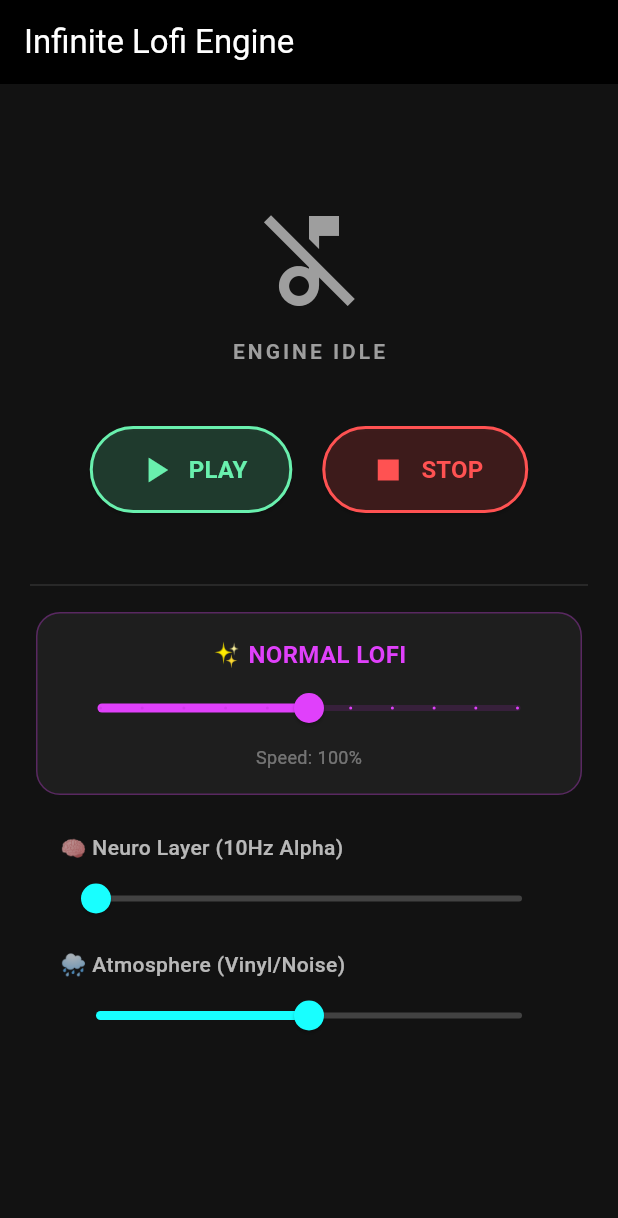
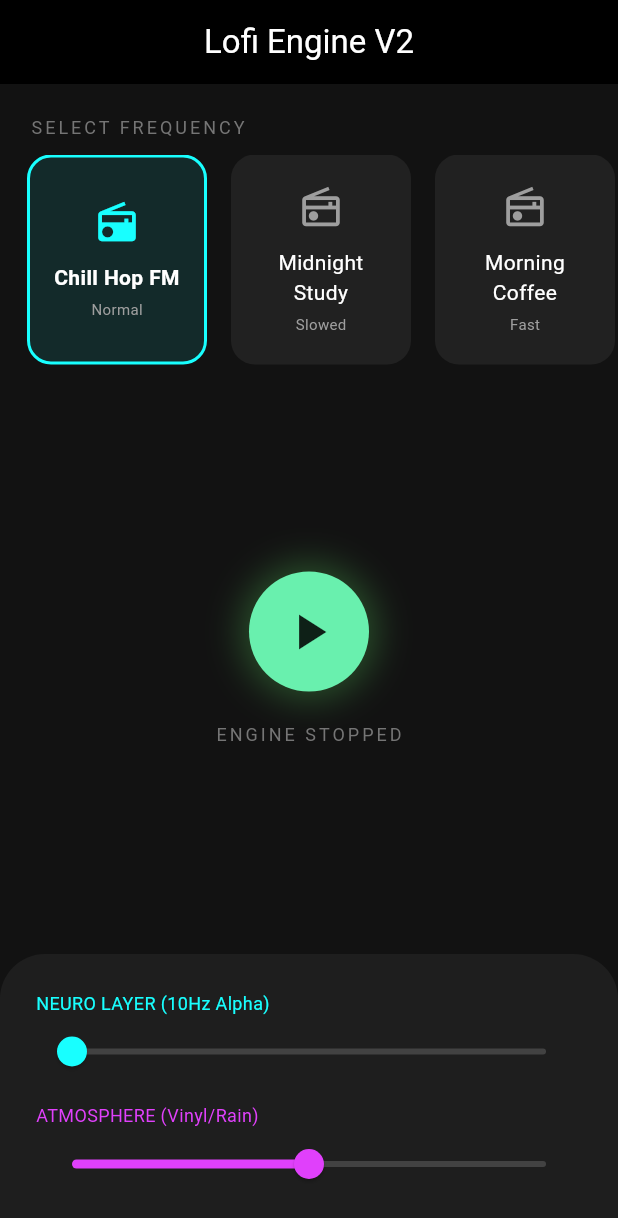
Before and after one commit to darkscript-dev/flutter-generative-lofi-engine, a Flutter app: the screen it shows after launch, on a phone screen of 412 x 824 dp. Shown: the top 1218 px of the screen. Run offline on Flutter 3.47's test engine with Material 3 defaults, Android fonts, the phone set to English and light mode, and no system bars; our stand-ins replace just_audio.

Commit message:
added a station feature

```diff
--- /dev/null
+++ b/lib/data/station_data.dart
@@ -0,0 +1,52 @@
+import '../model/station.dart';
+
+class StationData {
+  // Define your paths constants so we don't make typos
+  static const _drum80 = 'assets/audio/pool/drums/drum_80bpm_1.ogg';
+  static const _vinyl = 'assets/audio/pool/atmosphere/vinyl.ogg';
+  static const _rain = 'assets/audio/pool/atmosphere/rain.ogg'; // Assume you have this, or use vinyl
+  static const _alpha = 'assets/audio/neuro/alpha_10hz.ogg';
+
+  static const _mel1 = 'assets/audio/pool/melodies/piano_cmin.ogg';
+  static const _mel2 = 'assets/audio/pool/melodies/guitar_dmaj.ogg';
+  static const _mel3 = 'assets/audio/pool/melodies/acoustic_cmaj.ogg';
+
+  static final List<Station> allStations = [
+    // CHANNEL 1: The Standard Chill
+    Station(
+      id: 'chill_hop',
+      name: 'Chill Hop FM',
+      description: 'Classic Focus Beats',
+      drumAsset: _drum80,
+      atmosphereAsset: _vinyl,
+      neuroAsset: _alpha,
+      melodyPool: [_mel1, _mel2, _mel3], // Uses ALL your melodies
+      pitch: 1.0,
+    ),
+
+    // CHANNEL 2: Dark Study (Reusing same files, but slowed down!)
+    Station(
+      id: 'dark_mode',
+      name: 'Midnight Study',
+      description: 'Slowed & Reverb for deep work',
+      drumAsset: _drum80,
+      atmosphereAsset: _rain, // If you have rain, or use vinyl
+      neuroAsset: _alpha,
+      melodyPool: [_mel1, _mel2], // Only uses the Piano & Guitar, excludes the bright Acoustic
+      pitch: 0.85, // <--- THIS MAKES IT A NEW STATION
+      volumeDrums: 0.8, // Softer drums
+    ),
+
+    // CHANNEL 3: Morning Coffee (Brighter)
+    Station(
+      id: 'morning_vibes',
+      name: 'Morning Coffee',
+      description: 'Upbeat start',
+      drumAsset: _drum80,
+      atmosphereAsset: _vinyl,
+      neuroAsset: _alpha,
+      melodyPool: [_mel2, _mel3], // Only the Major key (Happy) melodies
+      pitch: 1.05, // Slightly faster/brighter
+    ),
+  ];
+}
--- a/lib/main.dart
+++ b/lib/main.dart
@@ -1,5 +1,7 @@
 import 'package:flutter/material.dart';
 import 'engine/lofi_engine.dart';
+import 'data/station_data.dart';
+import 'model/station.dart';
 
 void main() {
   runApp(const MaterialApp(
@@ -16,223 +18,224 @@ class TestLabScreen extends StatefulWidget {
 }
 
 class _TestLabScreenState extends State<TestLabScreen> {
-  // Instance of our Audio Engine
   final LofiEngine _engine = LofiEngine();
 
-  // State variables
+  // State Variables
   bool _isReady = false;
   bool _isPlaying = false;
+  String _selectedStationId = ''; // To highlight the active card
 
   // Slider Values
-  double _neuroVol = 0.0;    // Starts silent
-  double _atmosVol = 0.5;    // Starts at 50%
-  double _masterPitch = 1.0; // Starts Normal (1.0)
+  double _neuroVol = 0.0;
+  double _atmosVol = 0.5;
 
   @override
   void initState() {
     super.initState();
-    _initEngine();
+    _initialize();
   }
 
-  // Initialize the engine and assets
-  Future<void> _initEngine() async {
+  Future<void> _initialize() async {
+    // 1. Initialize the players
     await _engine.init();
+
+    // 2. Load the default station (Index 0 - Chill Hop)
+    final defaultStation = StationData.allStations[0];
+    await _loadStation(defaultStation);
+
     if (mounted) {
-      setState(() => _isReady = true);
+      setState(() {
+        _isReady = true;
+      });
     }
+  }
+
+  Future<void> _loadStation(Station station) async {
+    await _engine.loadStation(station);
+    setState(() {
+      _selectedStationId = station.id;
+    });
+  }
+
+  Future<void> _togglePlay() async {
+    if (_isPlaying) {
+      await _engine.stop();
+    } else {
+      await _engine.play();
+    }
+    setState(() {
+      _isPlaying = !_isPlaying;
+    });
   }
 
   @override
   void dispose() {
-    _engine.dispose(); // Cleanup players to prevent memory leaks
+    _engine.dispose();
     super.dispose();
-  }
-
-  // Helper to name the Vibe based on Pitch
-  String _getVibeName(double pitch) {
-    if (pitch <= 0.9) return "☁️ VAPORWAVE (Slowed)";
-    if (pitch >= 1.1) return "🔥 NIGHTCORE (Fast)";
-    return "✨ NORMAL LOFI";
   }
 
   @override
   Widget build(BuildContext context) {
     return Scaffold(
-      backgroundColor: const Color(0xFF121212), // Dark Background
+      backgroundColor: const Color(0xFF121212),
       appBar: AppBar(
-        title: const Text("Infinite Lofi Engine"),
+        title: const Text("Lofi Engine V2"),
+        centerTitle: true,
         backgroundColor: Colors.black,
         foregroundColor: Colors.white,
         elevation: 0,
       ),
-      body: Center(
-        child: _isReady
-            ? _buildControls()
-            : const CircularProgressIndicator(color: Colors.cyanAccent),
-      ),
+      body: _isReady
+          ? _buildDashboard()
+          : const Center(child: CircularProgressIndicator(color: Colors.cyanAccent)),
     );
   }
 
-  Widget _buildControls() {
-    return SingleChildScrollView(
+  Widget _buildDashboard() {
+    return Column(
+      children: [
+        const SizedBox(height: 20),
+
+        // 1. STATION SELECTOR (FM Tuner)
+        Padding(
+          padding: const EdgeInsets.only(left: 20),
+          child: Align(
+            alignment: Alignment.centerLeft,
+            child: Text("SELECT FREQUENCY",
+                style: TextStyle(color: Colors.grey[600], fontSize: 12, letterSpacing: 2)
+            ),
+          ),
+        ),
+        const SizedBox(height: 10),
+        SizedBox(
+          height: 140,
+          child: ListView.builder(
+            scrollDirection: Axis.horizontal,
+            padding: const EdgeInsets.symmetric(horizontal: 10),
+            itemCount: StationData.allStations.length,
+            itemBuilder: (context, index) {
+              final station = StationData.allStations[index];
+              final isSelected = station.id == _selectedStationId;
+
+              return GestureDetector(
+                onTap: () => _loadStation(station),
+                child: AnimatedContainer(
+                  duration: const Duration(milliseconds: 300),
+                  width: 120,
+                  margin: const EdgeInsets.symmetric(horizontal: 8),
+                  padding: const EdgeInsets.all(12),
+                  decoration: BoxDecoration(
+                    color: isSelected ? Colors.cyanAccent.withOpacity(0.1) : Colors.grey[900],
+                    borderRadius: BorderRadius.circular(16),
+                    border: Border.all(
+                        color: isSelected ? Colors.cyanAccent : Colors.transparent,
+                        width: 2
+                    ),
+                  ),
                   child: Column(
                     mainAxisAlignment: MainAxisAlignment.center,
                     children: [
-          // 1. Visual Status
                       Icon(
-              _isPlaying ? Icons.graphic_eq : Icons.music_off_outlined,
-              color: _isPlaying ? Colors.cyanAccent : Colors.grey,
-              size: 80
+                          isSelected ? Icons.radio : Icons.radio_outlined,
+                          color: isSelected ? Colors.cyanAccent : Colors.grey,
+                          size: 30
                       ),
-          const SizedBox(height: 10),
+                      const SizedBox(height: 12),
                       Text(
-            _isPlaying ? "GENERATING STREAM..." : "ENGINE IDLE",
+                        station.name,
+                        textAlign: TextAlign.center,
                         style: TextStyle(
-                color: _isPlaying ? Colors.cyanAccent : Colors.grey,
-                letterSpacing: 2.0,
-                fontWeight: FontWeight.bold
+                            color: Colors.white,
+                            fontWeight: isSelected ? FontWeight.bold : FontWeight.normal
+                        ),
+                      ),
+                      const SizedBox(height: 4),
+                      Text(
+                        station.id == 'dark_mode' ? "Slowed" : (station.id == 'morning_vibes' ? "Fast" : "Normal"),
+                        style: TextStyle(color: Colors.grey[500], fontSize: 10),
+                      )
+                    ],
+                  ),
+                ),
+              );
+            },
           ),
         ),
 
-          const SizedBox(height: 40),
+        const Spacer(),
 
-          // 2. Play / Stop Buttons
-          Row(
-            mainAxisAlignment: MainAxisAlignment.center,
-            children: [
-              _buildBigButton(
-                  label: "PLAY",
-                  icon: Icons.play_arrow,
-                  color: Colors.greenAccent,
-                  onTap: () {
-                    _engine.play();
-                    setState(() => _isPlaying = true);
-                  }
+        // 2. BIG PLAY BUTTON
+        GestureDetector(
+          onTap: _togglePlay,
+          child: Container(
+            width: 80,
+            height: 80,
+            decoration: BoxDecoration(
+                color: _isPlaying ? Colors.redAccent : Colors.greenAccent,
+                shape: BoxShape.circle,
+                boxShadow: [
+                  BoxShadow(
+                      color: (_isPlaying ? Colors.red : Colors.green).withOpacity(0.4),
+                      blurRadius: 20,
+                      spreadRadius: 5
+                  )
+                ]
             ),
-              const SizedBox(width: 20),
-              _buildBigButton(
-                  label: "STOP",
-                  icon: Icons.stop,
-                  color: Colors.redAccent,
-                  onTap: () {
-                    _engine.stop();
-                    setState(() => _isPlaying = false);
-                  }
-              ),
-            ],
-          ),
-
-          const SizedBox(height: 40),
-          const Divider(color: Colors.white12, indent: 20, endIndent: 20),
-          const SizedBox(height: 10),
-
-          // 3. MASTER VIBE CONTROL (Pitch/Speed)
-          Padding(
-            padding: const EdgeInsets.symmetric(horizontal: 24),
-            child: Container(
-              padding: const EdgeInsets.all(16),
-              decoration: BoxDecoration(
-                  color: Colors.white.withOpacity(0.05),
-                  borderRadius: BorderRadius.circular(16),
-                  border: Border.all(color: Colors.purpleAccent.withOpacity(0.3))
-              ),
-              child: Column(
-                children: [
-                  Text(
-                      _getVibeName(_masterPitch),
-                      style: const TextStyle(
-                          color: Colors.purpleAccent,
-                          fontWeight: FontWeight.bold,
-                          fontSize: 16
-                      )
-                  ),
-                  Slider(
-                    value: _masterPitch,
-                    min: 0.75, // Deep
-                    max: 1.25, // Fast
-                    divisions: 10, // Snap points
-                    activeColor: Colors.purpleAccent,
-                    inactiveColor: Colors.purple.withOpacity(0.2),
-                    onChanged: (val) {
-                      setState(() => _masterPitch = val);
-                      _engine.setMasterPitch(val);
-                    },
-                  ),
-                  Text(
-                      "Speed: ${(_masterPitch * 100).toInt()}%",
-                      style: const TextStyle(color: Colors.white38, fontSize: 12)
-                  ),
-                ],
+            child: Icon(
+              _isPlaying ? Icons.stop : Icons.play_arrow,
+              size: 40,
+              color: Colors.black87,
             ),
           ),
         ),
 
         const SizedBox(height: 20),
-
-          // 4. Mixing Sliders (Neuro & Atmosphere)
-          _buildVolumeSlider(
-              "🧠 Neuro Layer (10Hz Alpha)",
-              _neuroVol,
-                  (val) {
-                setState(() => _neuroVol = val);
-                _engine.setNeuroVolume(val);
-              }
+        Text(
+          _isPlaying ? "ENGINE RUNNING" : "ENGINE STOPPED",
+          style: TextStyle(color: Colors.grey[600], letterSpacing: 2, fontSize: 12),
         ),
 
-          _buildVolumeSlider(
-              "🌧️ Atmosphere (Vinyl/Noise)",
-              _atmosVol,
-                  (val) {
-                setState(() => _atmosVol = val);
-                _engine.setAtmosphereVolume(val);
-              }
+        const Spacer(),
+
+        // 3. MIXER CONTROLS
+        Container(
+          padding: const EdgeInsets.all(24),
+          decoration: const BoxDecoration(
+            color: Color(0xFF1E1E1E),
+            borderRadius: BorderRadius.vertical(top: Radius.circular(30)),
           ),
-
-          const SizedBox(height: 40),
-        ],
-      ),
-    );
-  }
-
-  // Helper Widget for Big Buttons
-  Widget _buildBigButton({
-    required String label,
-    required IconData icon,
-    required Color color,
-    required VoidCallback onTap
-  }) {
-    return ElevatedButton.icon(
-      onPressed: onTap,
-      icon: Icon(icon, size: 28),
-      label: Text(label, style: const TextStyle(fontSize: 16, fontWeight: FontWeight.bold)),
-      style: ElevatedButton.styleFrom(
-          backgroundColor: color.withOpacity(0.2),
-          foregroundColor: color,
-          padding: const EdgeInsets.symmetric(horizontal: 30, vertical: 15),
-          side: BorderSide(color: color, width: 2),
-          shape: RoundedRectangleBorder(borderRadius: BorderRadius.circular(30))
-      ),
-    );
-  }
-
-  // Helper Widget for Volume Sliders
-  Widget _buildVolumeSlider(String label, double val, Function(double) onChanged) {
-    return Padding(
-      padding: const EdgeInsets.symmetric(horizontal: 40, vertical: 5),
           child: Column(
             crossAxisAlignment: CrossAxisAlignment.start,
             children: [
-          Text(label, style: const TextStyle(color: Colors.white70, fontWeight: FontWeight.w500)),
+              const Text("NEURO LAYER (10Hz Alpha)", style: TextStyle(color: Colors.cyanAccent, fontSize: 12)),
               Slider(
-            value: val,
+                value: _neuroVol,
                 min: 0.0,
                 max: 1.0,
                 activeColor: Colors.cyanAccent,
                 inactiveColor: Colors.grey[800],
-            onChanged: onChanged,
+                onChanged: (val) {
+                  setState(() => _neuroVol = val);
+                  _engine.setNeuroVolume(val);
+                },
+              ),
+              const SizedBox(height: 10),
+              const Text("ATMOSPHERE (Vinyl/Rain)", style: TextStyle(color: Colors.purpleAccent, fontSize: 12)),
+              Slider(
+                value: _atmosVol,
+                min: 0.0,
+                max: 1.0,
+                activeColor: Colors.purpleAccent,
+                inactiveColor: Colors.grey[800],
+                onChanged: (val) {
+                  setState(() => _atmosVol = val);
+                  _engine.setAtmosphereVolume(val);
+                },
               ),
             ],
           ),
+        ),
+      ],
     );
   }
 }
--- /dev/null
+++ b/lib/model/station.dart
@@ -0,0 +1,29 @@
+class Station {
+  final String id;
+  final String name;
+  final String description;
+
+  // The Audio Ingredients
+  final String drumAsset;
+  final String atmosphereAsset;
+  final String neuroAsset;
+  final List<String> melodyPool; // The list of compatible melodies to shuffle
+
+  // The "Vibe" Settings
+  final double pitch; // 1.0 = Normal, 0.8 = Dark/Slowed
+  final double volumeDrums;
+  final double volumeMelody;
+
+  const Station({
+    required this.id,
+    required this.name,
+    required this.description,
+    required this.drumAsset,
+    required this.atmosphereAsset,
+    required this.neuroAsset,
+    required this.melodyPool,
+    this.pitch = 1.0,
+    this.volumeDrums = 1.0,
+    this.volumeMelody = 1.0,
+  });
+}
```
Also changed, not shown: lib/engine/lofi_engine.dart (+103 -91 lines), 12 other files. Lines whose indentation alone changed are shown as unchanged.
